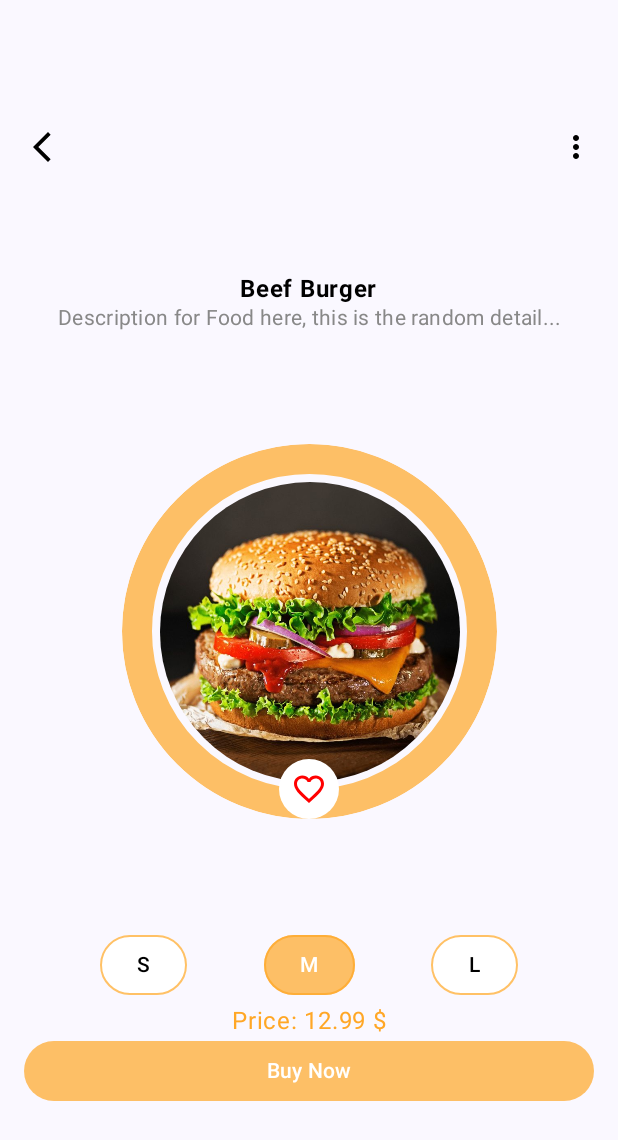
After one commit to nathan79-c/Android-Tutoriel, an Android app built with Jetpack Compose: the composable BurgerScreen shown on its own in the app's theme, on a phone screen of 412 x 824 dp. The commit adds this screen. Shown: the top 1140 px of the screen. Run offline under Robolectric (Android 15) with nearby library versions, the phone set to English and light mode, and no system bars.

Commit message:
burger screen

```diff
--- a/app/build.gradle.kts
+++ b/app/build.gradle.kts
@@ -66,4 +66,6 @@ dependencies {
     androidTestImplementation(libs.androidx.ui.test.junit4)
     debugImplementation(libs.androidx.ui.tooling)
     debugImplementation(libs.androidx.ui.test.manifest)
+
+    implementation(libs.androidx.material.icons.extended)
 }
--- /dev/null
+++ b/app/src/main/java/com/example/animation/ui/screen/BurgerScreen.kt
@@ -0,0 +1,216 @@
+package com.example.animation.ui.screen
+
+import androidx.compose.foundation.BorderStroke
+import androidx.compose.foundation.Image
+import androidx.compose.foundation.background
+import androidx.compose.foundation.border
+import androidx.compose.foundation.layout.Arrangement
+import androidx.compose.foundation.layout.Box
+import androidx.compose.foundation.layout.Column
+import androidx.compose.foundation.layout.Row
+import androidx.compose.foundation.layout.fillMaxSize
+import androidx.compose.foundation.layout.fillMaxWidth
+import androidx.compose.foundation.layout.padding
+import androidx.compose.foundation.layout.size
+import androidx.compose.foundation.shape.CircleShape
+import androidx.compose.material.icons.Icons
+import androidx.compose.material.icons.filled.ArrowBackIosNew
+import androidx.compose.material.icons.filled.FavoriteBorder
+import androidx.compose.material.icons.filled.MoreVert
+import androidx.compose.material3.Button
+import androidx.compose.material3.ButtonDefaults
+import androidx.compose.material3.Icon
+import androidx.compose.material3.MaterialTheme
+import androidx.compose.material3.Text
+import androidx.compose.runtime.Composable
+import androidx.compose.runtime.getValue
+import androidx.compose.runtime.mutableStateOf
+import androidx.compose.runtime.remember
+import androidx.compose.runtime.setValue
+import androidx.compose.ui.Alignment
+import androidx.compose.ui.Modifier
+import androidx.compose.ui.draw.clip
+import androidx.compose.ui.graphics.Color
+import androidx.compose.ui.layout.ContentScale
+import androidx.compose.ui.res.painterResource
+import androidx.compose.ui.text.font.FontWeight
+import androidx.compose.ui.text.style.TextAlign
+import androidx.compose.ui.tooling.preview.Preview
+import androidx.compose.ui.unit.dp
+import com.example.animation.R
+
+
+@Composable
+fun BurgerScreen() {
+    Column(
+        modifier = Modifier
+            .fillMaxSize()
+            .padding(16.dp), // Reduced padding
+        horizontalAlignment = Alignment.CenterHorizontally,
+        verticalArrangement = Arrangement.SpaceEvenly // Ensures components are close
+    ) {
+        // Top Bar with Icons
+        TopBarIcon(
+            modifier = Modifier
+                .fillMaxWidth()
+                .padding(vertical = 4.dp) // Reduced vertical padding
+        )
+
+        // Header with title and description
+        TextHeader(
+            modifier = Modifier
+                .fillMaxWidth()
+                .padding(vertical = 4.dp) // Reduced vertical padding
+        )
+
+        // Circular Image of the burger with favorite icon
+        CenterCircularImage(
+            modifier = Modifier
+                .fillMaxWidth()
+                .padding(vertical = 4.dp) // Reduced vertical padding
+        )
+
+        // Size options (S, M, L) and buy button
+        TailleArticle(
+            modifier = Modifier
+                .fillMaxWidth()
+                .padding(vertical = 4.dp) // Reduced vertical padding
+        )
+    }
+}
+
+@Composable
+fun TopBarIcon(modifier: Modifier = Modifier) {
+    Row(
+        modifier = modifier,
+        horizontalArrangement = Arrangement.SpaceBetween,
+        verticalAlignment = Alignment.CenterVertically
+    ) {
+        Icon(
+            imageVector = Icons.Filled.ArrowBackIosNew,
+            contentDescription = null,
+            tint = Color.Black // Arrow icon in black
+        )
+        Icon(
+            imageVector = Icons.Filled.MoreVert,
+            contentDescription = null,
+            tint = Color.Black // More icon in black
+        )
+    }
+}
+
+@Composable
+fun TextHeader(modifier: Modifier = Modifier) {
+    Column(
+        modifier = modifier,
+        horizontalAlignment = Alignment.CenterHorizontally
+    ) {
+        Text(
+            text = "Beef Burger",
+            style = MaterialTheme.typography.bodyLarge.copy(
+                fontWeight = FontWeight.Bold, // Bold and large size
+                color = Color.Black // Black color for bold header
+            )
+        )
+        Text(
+            text = "Description for Food here, this is the random detail...",
+            style = MaterialTheme.typography.bodyMedium,
+            color = Color.Gray,
+            textAlign = TextAlign.Center
+        )
+    }
+}
+
+@Composable
+fun CenterCircularImage(modifier: Modifier = Modifier) {
+    Box(
+        modifier = modifier,
+        contentAlignment = Alignment.Center
+    ) {
+        // Circular Image with border
+        Box(
+            modifier = Modifier
+                .size(250.dp)
+                .clip(CircleShape)
+                .border(20.dp, Color(0xFFFFA726).copy(alpha = 0.7f), CircleShape), // Orange border with slight opacity
+            contentAlignment = Alignment.Center
+        ) {
+            Image(
+                painter = painterResource(R.drawable.burgers), // Replace with your image resource
+                contentDescription = "burger beef",
+                modifier = Modifier
+                    .size(200.dp) // Ensure image fits within the circle
+                    .clip(CircleShape),
+                contentScale = ContentScale.Crop // Ensure the image covers the whole circle
+            )
+        }
+
+        // Favorite Icon placed on the outer edge
+        Icon(
+            imageVector = Icons.Filled.FavoriteBorder,
+            contentDescription = null,
+            tint = Color.Red,
+            modifier = Modifier
+                .align(Alignment.BottomCenter)
+                .background(Color.White, shape = CircleShape)
+                .padding(8.dp)
+        )
+    }
+}
+
+@Composable
+fun TailleArticle(modifier: Modifier = Modifier) {
+    var selectedSize by remember { mutableStateOf("M") }
+
+    Column(
+        modifier = modifier,
+        horizontalAlignment = Alignment.CenterHorizontally
+    ) {
+
+        // Size options S, M, L
+        Row(
+            horizontalArrangement = Arrangement.SpaceEvenly,
+            modifier = Modifier.fillMaxWidth()
+        ) {
+            listOf("S", "M", "L").forEach { size ->
+                Button(
+                    onClick = { selectedSize = size },
+                    colors = ButtonDefaults.buttonColors(
+                        containerColor = if (selectedSize == size) Color(0xFFFFA726).copy(alpha = 0.7f) else Color.White,
+                        contentColor = if (selectedSize == size) Color.White else Color.Black
+                    ),
+                    border = BorderStroke(1.dp, Color(0xFFFFA726).copy(alpha = 0.7f))
+                ) {
+                    Text(text = size)
+                }
+            }
+        }
+
+        // Price section
+        Text(
+            text = "Price: 12.99 $",
+            style = MaterialTheme.typography.bodyLarge,
+            color = Color(0xFFFFA726), // Orange color for price
+            modifier = Modifier.padding(top = 4.dp) // Reduced padding
+        )
+
+        // Buy Now button
+        Button(
+            onClick = { /*TODO*/ },
+            colors = ButtonDefaults.buttonColors(
+                containerColor = Color(0xFFFFA726).copy(alpha = 0.7f) // Slightly opaque orange background
+            ),
+            modifier = Modifier.fillMaxWidth()
+        ) {
+            Text(text = "Buy Now")
+        }
+    }
+}
+
+
+
+@Preview(showBackground = true)
+@Composable
+fun BurgerScreenPreview() {
+    BurgerScreen()
+}
--- a/app/src/main/java/com/example/animation/ui/theme/Theme.kt
+++ b/app/src/main/java/com/example/animation/ui/theme/Theme.kt
@@ -28,8 +28,6 @@ private val DarkColorScheme = darkColorScheme(
 
 private val LightColorScheme = lightColorScheme(
     primary = LightBlue,
-    secondary = PurpleGrey40,
-    tertiary = Pink40,
 
     surface = Blue,
     onSurface = Color.White,
--- a/app/src/main/res/values/strings.xml
+++ b/app/src/main/res/values/strings.xml
@@ -1,3 +1,6 @@
 <resources>
     <string name="app_name">Animation</string>
+    <string name="show_less">Show less</string>
+    <string name="show_more">Show more</string>
+    <string name="lorem">Lorem Class dignissim luctus turpis condimentum tortor. Nisi ex maximus vulputate dictum lectus at.</string>
 </resources>
--- a/gradle/libs.versions.toml
+++ b/gradle/libs.versions.toml
@@ -11,6 +11,7 @@ composeBom = "2024.04.01"
 
 [libraries]
 androidx-core-ktx = { group = "androidx.core", name = "core-ktx", version.ref = "coreKtx" }
+androidx-material-icons-extended = { module = "androidx.compose.material:material-icons-extended" }
 junit = { group = "junit", name = "junit", version.ref = "junit" }
 androidx-junit = { group = "androidx.test.ext", name = "junit", version.ref = "junitVersion" }
 androidx-espresso-core = { group = "androidx.test.espresso", name = "espresso-core", version.ref = "espressoCore" }
```
Also changed, not shown: app/src/main/java/com/example/animation/MainActivity.kt (+67 -36 lines), app/src/main/res/drawable/burgers.jpeg (added).
